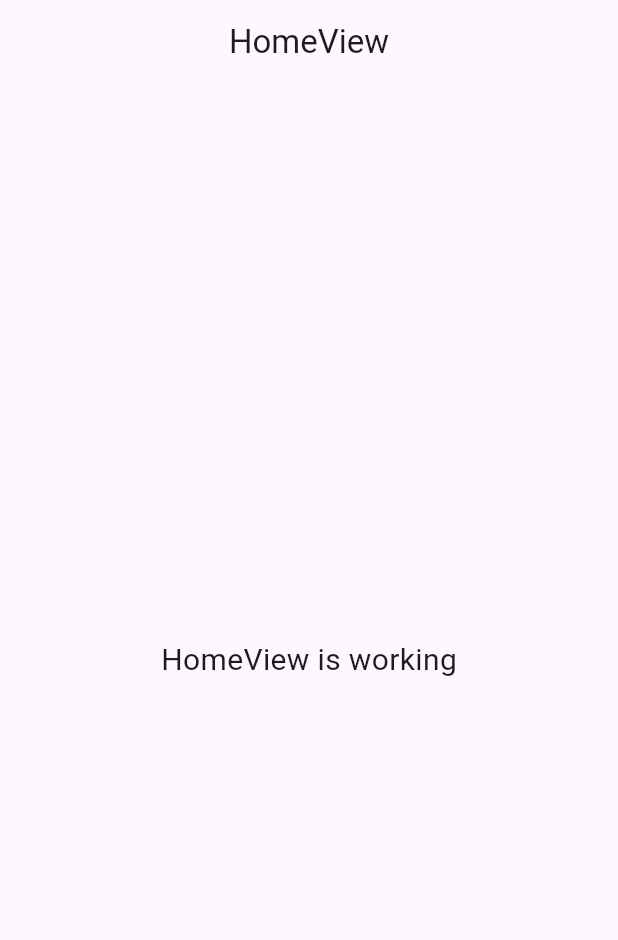
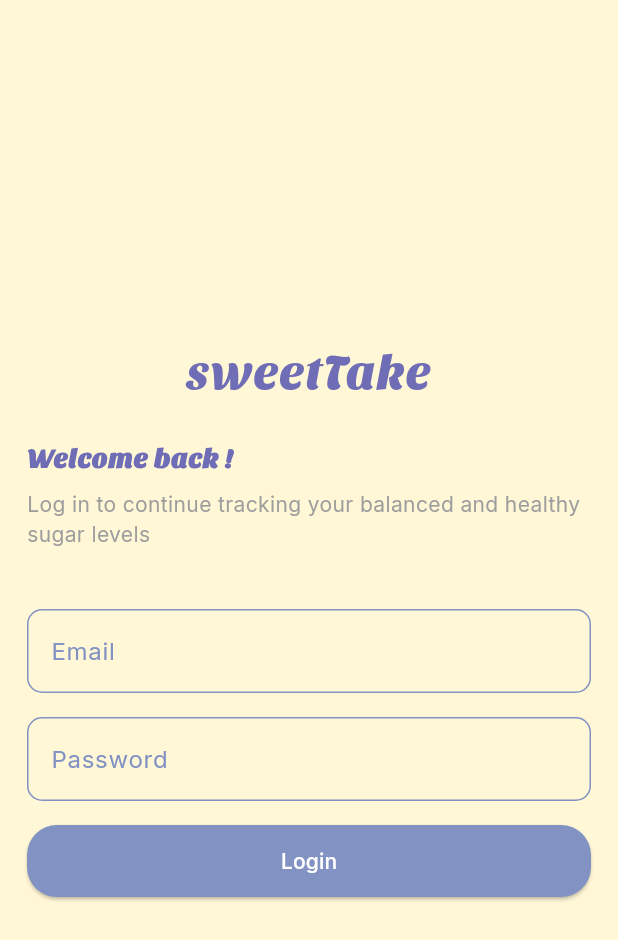
Before and after one commit to balbinopb/sweetTake_app, a Flutter app: the screen it shows after launch, on a phone screen of 412 x 824 dp. Shown: the top 940 px of the screen. Run offline on Flutter 3.47's test engine with Material 3 defaults, Android fonts, the light colour scheme and no system bars; our stand-ins replace get, google_fonts.

Commit message:
feat: add login view

```diff
--- /dev/null
+++ b/lib/app/constants/app_colors.dart
@@ -0,0 +1,9 @@
+import 'package:flutter/material.dart';
+
+class AppColors {
+
+
+  static const Color background = Color(0xFFFFF7D6);
+
+  static const Color primary = Color(0xFF8192C3);
+}
--- /dev/null
+++ b/lib/app/data/models/login_model.dart
@@ -0,0 +1,13 @@
+
+
+
+class LoginModel {
+  late final String email;
+  late final String password;
+
+  LoginModel({required this.email, required this.password});
+
+  Map<String, dynamic> toJson() {
+    return {'email': email, 'password': password};
+  }
+}
--- /dev/null
+++ b/lib/app/modules/login/bindings/login_binding.dart
@@ -0,0 +1,12 @@
+import 'package:get/get.dart';
+
+import '../controllers/login_controller.dart';
+
+class LoginBinding extends Bindings {
+  @override
+  void dependencies() {
+    Get.lazyPut<LoginController>(
+      () => LoginController(),
+    );
+  }
+}
--- /dev/null
+++ b/lib/app/modules/login/controllers/login_controller.dart
@@ -0,0 +1,23 @@
+import 'package:get/get.dart';
+
+class LoginController extends GetxController {
+  //TODO: Implement LoginController
+
+  final count = 0.obs;
+  @override
+  void onInit() {
+    super.onInit();
+  }
+
+  @override
+  void onReady() {
+    super.onReady();
+  }
+
+  @override
+  void onClose() {
+    super.onClose();
+  }
+
+  void increment() => count.value++;
+}
--- /dev/null
+++ b/lib/app/modules/login/views/login_view.dart
@@ -0,0 +1,80 @@
+import 'package:flutter/material.dart';
+
+import 'package:get/get.dart';
+import 'package:sweettake_app/app/widgets/custom_textfield.dart';
+
+import '../../../constants/app_colors.dart';
+import '../controllers/login_controller.dart';
+
+class LoginView extends GetView<LoginController> {
+  const LoginView({super.key});
+  @override
+  Widget build(BuildContext context) {
+    return Scaffold(
+      body: SafeArea(
+        child: Padding(
+          padding: const EdgeInsets.all(18.0),
+          child: Column(
+            mainAxisAlignment: MainAxisAlignment.center,
+            crossAxisAlignment: CrossAxisAlignment.center,
+            children: [
+              Text(
+                'sweetTake',
+                style: TextStyle(
+                  fontSize: 32,
+                  fontFamily: 'sansitaOne',
+                  color: Color(0xFF6E6DB5),
+                ),
+              ),
+              SizedBox(height: 20),
+              Align(
+                alignment: Alignment.topLeft,
+                child: Text(
+                  'Welcome back !',
+                  textAlign: TextAlign.left,
+                  style: TextStyle(
+                    fontSize: 18,
+                    fontFamily: 'sansitaOne',
+                    fontWeight: FontWeight.w600,
+                    color: Color(0xFF6E6DB5),
+                  ),
+                ),
+              ),
+              SizedBox(height: 8),
+              Text(
+                'Log in to continue tracking your balanced and healthy sugar levels',
+                textAlign: TextAlign.left,
+                style: TextStyle(color: Colors.grey),
+              ),
+              SizedBox(height: 40),
+
+              CustomTextfield(labelText: "Email"),
+              SizedBox(height: 16),
+              CustomTextfield(labelText: "Password"),
+              SizedBox(height: 16),
+
+              SizedBox(
+                width: double.infinity,
+                height: 48,
+                child: ElevatedButton(
+                  onPressed: () {},
+                  style: ButtonStyle(
+                    backgroundColor: WidgetStateProperty.all(
+                      AppColors.primary,
+                    ),
+                    shape: WidgetStateProperty.all(
+                      RoundedRectangleBorder(
+                        borderRadius: BorderRadius.circular(20),
+                      ),
+                    ),
+                  ),
+                  child: Text("Login", style: TextStyle(color: Colors.white)),
+                ),
+              ),
+            ],
+          ),
+        ),
+      ),
+    );
+  }
+}
--- a/lib/app/routes/app_pages.dart
+++ b/lib/app/routes/app_pages.dart
@@ -1,18 +1,25 @@
-// ignore_for_file: constant_identifier_names
-
 import 'package:get/get.dart';
 
 import '../modules/home/bindings/home_binding.dart';
 import '../modules/home/views/home_view.dart';
+import '../modules/login/bindings/login_binding.dart';
+import '../modules/login/views/login_view.dart';
+
+// ignore_for_file: constant_identifier_names
 
 part 'app_routes.dart';
 
 class AppPages {
   AppPages._();
 
-  static const INITIAL = Routes.HOME;
+  static const INITIAL = Routes.LOGIN;
 
   static final routes = [
+    GetPage(
+      name: _Paths.LOGIN,
+      page: () => const LoginView(),
+      binding: LoginBinding(),
+    ),
     GetPage(
       name: _Paths.HOME,
       page: () => const HomeView(),
--- a/lib/app/routes/app_routes.dart
+++ b/lib/app/routes/app_routes.dart
@@ -5,10 +5,12 @@ part of 'app_pages.dart';
 
 abstract class Routes {
   Routes._();
+  static const LOGIN = _Paths.LOGIN;
   static const HOME = _Paths.HOME;
 }
 
 abstract class _Paths {
   _Paths._();
+  static const LOGIN = '/login';
   static const HOME = '/home';
 }
--- /dev/null
+++ b/lib/app/widgets/custom_textfield.dart
@@ -0,0 +1,26 @@
+import 'package:flutter/material.dart';
+import 'package:sweettake_app/app/constants/app_colors.dart';
+
+class CustomTextfield extends StatelessWidget {
+  final String labelText;
+
+  const CustomTextfield({super.key, required this.labelText});
+
+  @override
+  Widget build(BuildContext context) {
+    return TextField(
+      decoration: InputDecoration(
+        labelText: labelText,
+        labelStyle: TextStyle(color: AppColors.primary),
+        enabledBorder: OutlineInputBorder(
+          borderSide: BorderSide(color: AppColors.primary, width: 1),
+          borderRadius: BorderRadius.circular(10),
+        ),
+        focusedBorder: OutlineInputBorder(
+          borderSide: BorderSide(color: AppColors.primary, width: 2),
+          borderRadius: BorderRadius.circular(10),
+        ),
+      ),
+    );
+  }
+}
--- a/lib/main.dart
+++ b/lib/main.dart
@@ -1,6 +1,8 @@
 import 'package:flutter/material.dart';
 
 import 'package:get/get.dart';
+import 'package:google_fonts/google_fonts.dart';
+import 'package:sweettake_app/app/constants/app_colors.dart';
 
 import 'app/routes/app_pages.dart';
 
@@ -17,7 +19,12 @@ class MyApp extends StatelessWidget {
   @override
   Widget build(BuildContext context) {
     return GetMaterialApp(
-      title: "Application",
+      debugShowCheckedModeBanner: false,
+      title: 'SweetTake',
+      theme: ThemeData(
+        textTheme: GoogleFonts.interTextTheme(),
+        scaffoldBackgroundColor: AppColors.background,
+      ),
       initialRoute: AppPages.INITIAL,
       getPages: AppPages.routes,
     );
```
Also changed, not shown: pubspec.yaml (+13 -53 lines), assets/fonts/SansitaOne.ttf (added), pubspec.lock.
